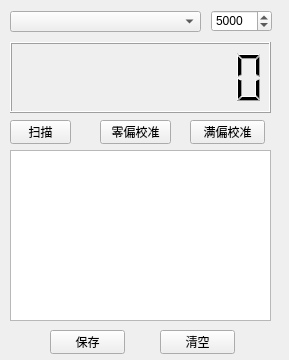
Before: the Qt Designer form Forms/qvoltmeter.ui in SignedWhiskeyXD/VoltMeter, drawn with Qt 5.
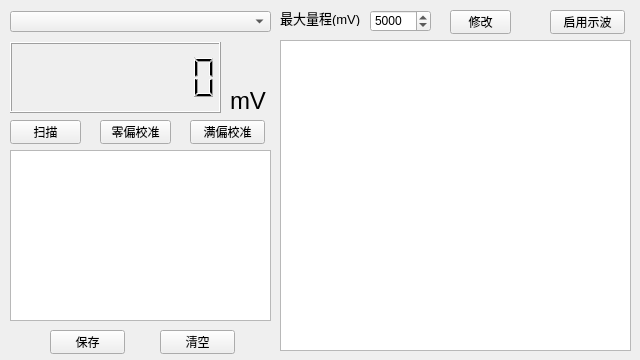
After: the same form once the commit is applied. Custom widgets are drawn as their Qt base class.

Commit message: 实现示波模块，提供模拟测试脚本

```diff
--- a/Forms/qvoltmeter.ui
+++ b/Forms/qvoltmeter.ui
@@ -6,7 +6,7 @@
    <rect>
     <x>0</x>
     <y>0</y>
-    <width>289</width>
+    <width>640</width>
     <height>360</height>
    </rect>
   </property>
@@ -80,7 +80,7 @@
     <rect>
      <x>10</x>
      <y>11</y>
-     <width>191</width>
+     <width>261</width>
      <height>21</height>
     </rect>
    </property>
@@ -90,7 +90,7 @@
     <rect>
      <x>10</x>
      <y>120</y>
-     <width>61</width>
+     <width>71</width>
      <height>24</height>
     </rect>
    </property>
@@ -103,7 +103,7 @@
     <rect>
      <x>10</x>
      <y>42</y>
-     <width>261</width>
+     <width>211</width>
      <height>71</height>
     </rect>
    </property>
@@ -114,7 +114,7 @@
   <widget class="QSpinBox" name="spinBox">
    <property name="geometry">
     <rect>
-     <x>211</x>
+     <x>370</x>
      <y>10</y>
      <width>61</width>
      <height>22</height>
@@ -130,7 +130,86 @@
     <number>5000</number>
    </property>
   </widget>
+  <widget class="QChartView" name="voltChartView">
+   <property name="geometry">
+    <rect>
+     <x>280</x>
+     <y>40</y>
+     <width>351</width>
+     <height>311</height>
+    </rect>
+   </property>
+  </widget>
+  <widget class="QLabel" name="label">
+   <property name="geometry">
+    <rect>
+     <x>280</x>
+     <y>10</y>
+     <width>81</width>
+     <height>16</height>
+    </rect>
+   </property>
+   <property name="font">
+    <font>
+     <pointsize>10</pointsize>
+    </font>
+   </property>
+   <property name="text">
+    <string>最大量程(mV)</string>
+   </property>
+  </widget>
+  <widget class="QPushButton" name="pushButton_6">
+   <property name="geometry">
+    <rect>
+     <x>450</x>
+     <y>10</y>
+     <width>61</width>
+     <height>24</height>
+    </rect>
+   </property>
+   <property name="text">
+    <string>修改</string>
+   </property>
+  </widget>
+  <widget class="QPushButton" name="pushButton_7">
+   <property name="geometry">
+    <rect>
+     <x>550</x>
+     <y>10</y>
+     <width>75</width>
+     <height>24</height>
+    </rect>
+   </property>
+   <property name="text">
+    <string>启用示波</string>
+   </property>
+  </widget>
+  <widget class="QLabel" name="label_2">
+   <property name="geometry">
+    <rect>
+     <x>230</x>
+     <y>90</y>
+     <width>41</width>
+     <height>21</height>
+    </rect>
+   </property>
+   <property name="font">
+    <font>
+     <pointsize>18</pointsize>
+    </font>
+   </property>
+   <property name="text">
+    <string>mV</string>
+   </property>
+  </widget>
  </widget>
+ <customwidgets>
+  <customwidget>
+   <class>QChartView</class>
+   <extends>QGraphicsView</extends>
+   <header>voltchart.h</header>
+  </customwidget>
+ </customwidgets>
  <resources/>
  <connections/>
 </ui>
```
The commit also changes 9 other files.
